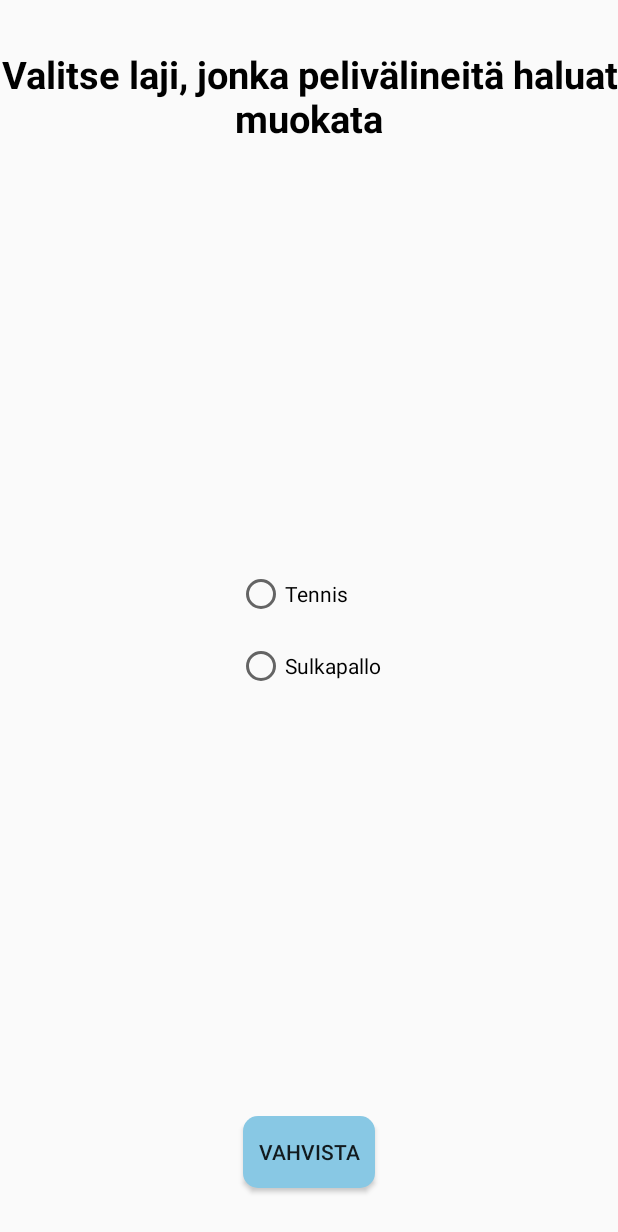
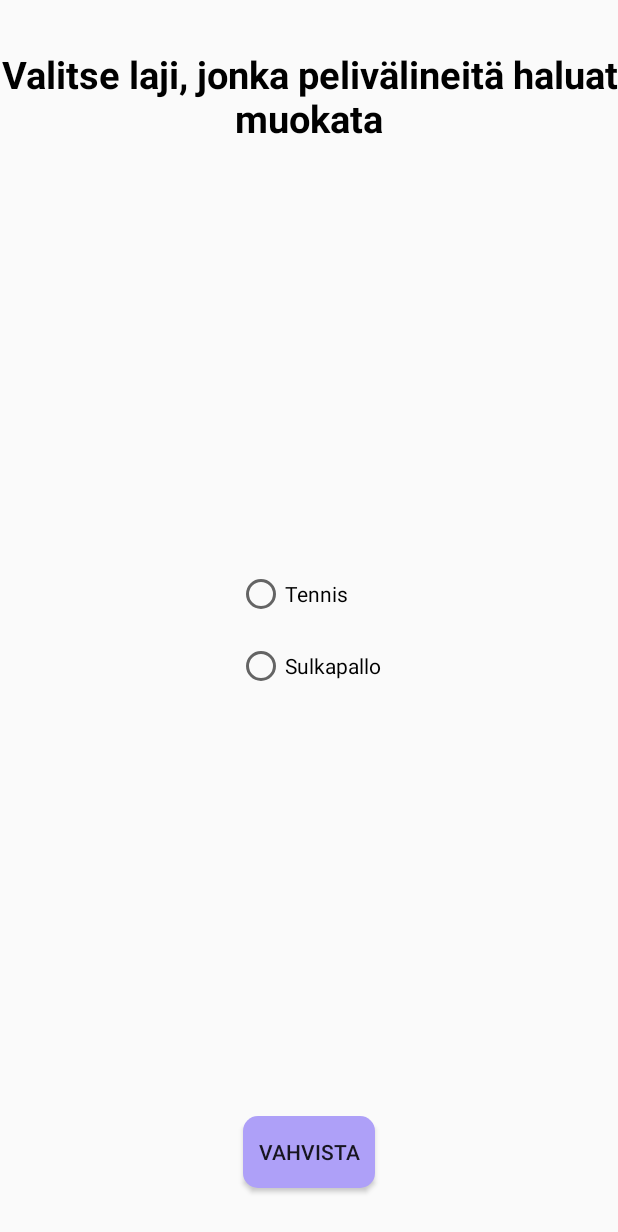
Before and after one commit to tleminen/Ohjelmistotuotanto1, an Android app built with Jetpack Compose: the fragment th_muokattava_lajiFragment placed in its activity, on a phone screen of 412 x 824 dp. Shown: the top 1232 px of the screen. Run offline under Robolectric (Android 15) with nearby library versions, the phone set to English and light mode, and no system bars.

Commit message:
th_pelivaline_muokakaus, th_muokattava_laji ja th_peliv_muutokset buttonit muokattu

```diff
--- a/app/src/main/res/layout/fragment_th_muokattava_laji.xml
+++ b/app/src/main/res/layout/fragment_th_muokattava_laji.xml
@@ -52,7 +52,7 @@
             android:layout_width="wrap_content"
             android:layout_height="wrap_content"
             android:minHeight="48dp"
-            android:background="@drawable/btn_teema2"
+            android:background="@drawable/btn_teema3"
             android:layout_marginBottom="32dp"
             android:text="@string/bt_vahvista_th_muokattava_laji"
             app:layout_constraintBottom_toBottomOf="parent"
--- a/app/src/main/res/layout/fragment_th_peliv_muutokset.xml
+++ b/app/src/main/res/layout/fragment_th_peliv_muutokset.xml
@@ -41,6 +41,7 @@
             android:layout_height="wrap_content"
             android:layout_marginEnd="32dp"
             android:layout_marginBottom="32dp"
+            android:background="@drawable/btn_teema3"
             android:text="@string/bt_text_Seuraava_th_peliv_muutokset"
             app:layout_constraintBottom_toBottomOf="parent"
             app:layout_constraintEnd_toEndOf="parent" />
--- a/app/src/main/res/layout/fragment_th_pelivaline_muokkaus.xml
+++ b/app/src/main/res/layout/fragment_th_pelivaline_muokkaus.xml
@@ -27,7 +27,7 @@
             android:id="@+id/bt_vahvista_th_pelivaline_muokkaus"
             android:layout_width="wrap_content"
             android:layout_height="wrap_content"
-            android:background="@drawable/btn_teema2"
+            android:background="@drawable/btn_teema3"
             android:minHeight="48dp"
             android:layout_marginEnd="32dp"
             android:layout_marginBottom="32dp"
```
